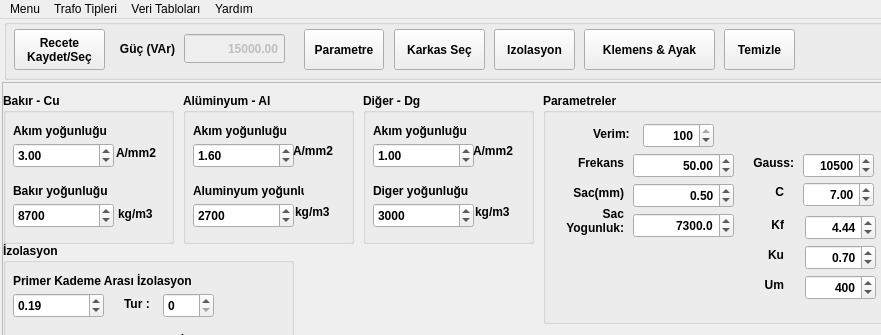
Qt form QT_file/mainsok_trifaz.ui (yavuzbektas/transformator_calc) before a commit; both pictures show x 0 to 881 and y 0 to 335 of the 1352 by 615 pixel window.
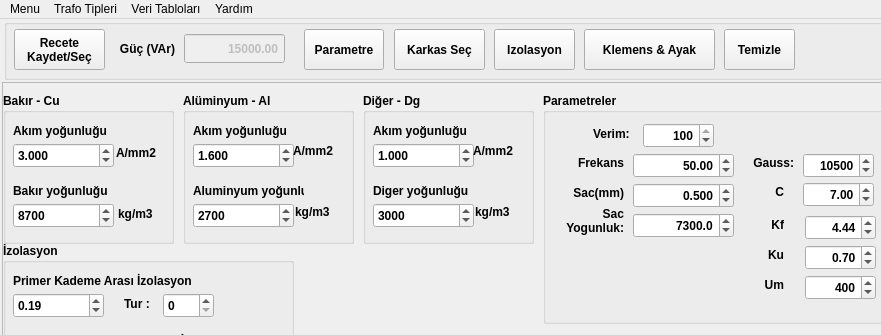
The same form after that commit. The open tabs and pages were chosen to show the change. Icons and pictures are not drawn.

Commit message: update sok mono ve trifaz

```diff
--- a/QT_file/mainsok_trifaz.ui
+++ b/QT_file/mainsok_trifaz.ui
@@ -3773,6 +3773,12 @@
        <property name="alignment">
         <set>Qt::AlignRight|Qt::AlignTrailing|Qt::AlignVCenter</set>
        </property>
+       <property name="decimals">
+        <number>3</number>
+       </property>
+       <property name="maximum">
+        <double>999.000000000000000</double>
+       </property>
        <property name="singleStep">
         <double>0.050000000000000</double>
        </property>
@@ -4441,7 +4447,7 @@
         </rect>
        </property>
        <property name="decimals">
-        <number>2</number>
+        <number>3</number>
        </property>
        <property name="singleStep">
         <double>0.500000000000000</double>
@@ -4580,7 +4586,7 @@
         </rect>
        </property>
        <property name="decimals">
-        <number>2</number>
+        <number>3</number>
        </property>
        <property name="singleStep">
         <double>0.500000000000000</double>
@@ -4719,7 +4725,7 @@
         </rect>
        </property>
        <property name="decimals">
-        <number>2</number>
+        <number>3</number>
        </property>
        <property name="singleStep">
         <double>0.500000000000000</double>
```
Left out of the diff: 17 changed lines with no effect on the pictures. The commit also changes 20 other files.
